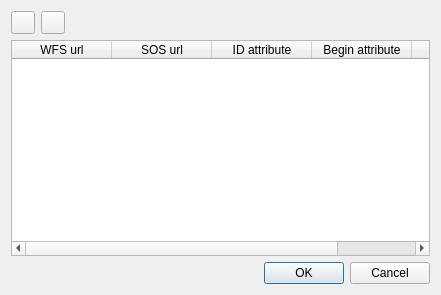
Qt form src/plugins/sos/qgswfssensorlayerdialogbase.ui (mhugent/QGIS) before a commit.
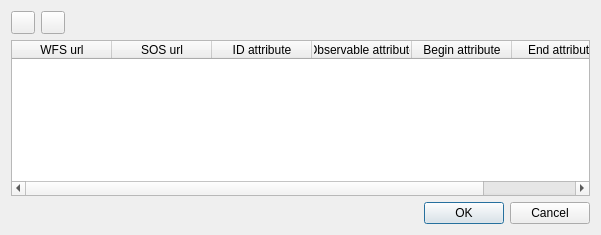
The same form after that commit. Icons and pictures are not drawn.

Diff of the .ui file:
```diff
--- a/src/plugins/sos/qgswfssensorlayerdialogbase.ui
+++ b/src/plugins/sos/qgswfssensorlayerdialogbase.ui
@@ -6,8 +6,8 @@
    <rect>
     <x>0</x>
     <y>0</y>
-    <width>441</width>
-    <height>295</height>
+    <width>601</width>
+    <height>235</height>
    </rect>
   </property>
   <property name="windowTitle">
@@ -66,6 +66,11 @@
        <string>ID attribute</string>
       </property>
      </column>
+     <column>
+      <property name="text">
+       <string>Observable attribute</string>
+      </property>
+     </column>
      <column>
       <property name="text">
        <string>Begin attribute</string>
```
